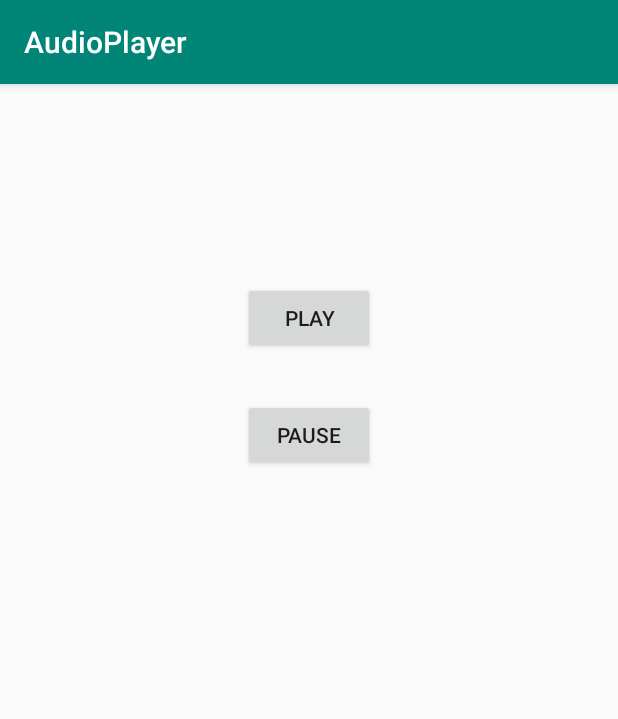
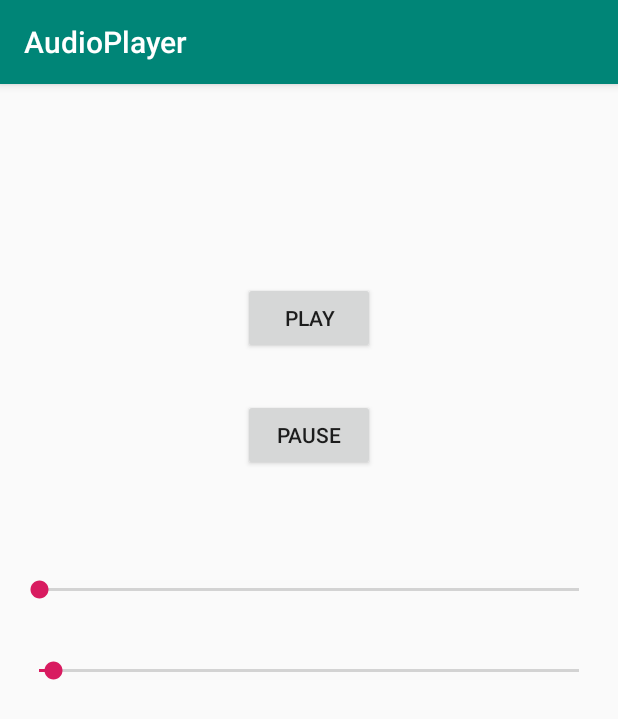
Before and after one commit to viswakodela/Android-Development, an Android app: the screen it shows after launch (MainActivity), on a phone screen of 412 x 824 dp. Shown: the top 719 px of the screen. Run offline under Robolectric (Android 15) with nearby library versions, the phone set to English and light mode, and no system bars.

Commit message:
Implemented volume seek, play, pause and change the volume and listen to the changes through seekBar in Android.

```diff
--- a/Audio Player/app/src/main/java/com/example/audioplayer/MainActivity.java
+++ b/Audio Player/app/src/main/java/com/example/audioplayer/MainActivity.java
@@ -2,16 +2,26 @@ package com.example.audioplayer;
 
 import androidx.appcompat.app.AppCompatActivity;
 
+import android.media.AudioManager;
 import android.media.MediaPlayer;
 import android.os.Bundle;
+import android.util.Log;
 import android.view.View;
+import android.widget.SeekBar;
+
+import java.util.Timer;
+import java.util.TimerTask;
 
 public class MainActivity extends AppCompatActivity {
 
     MediaPlayer mediaPlayer;
+    AudioManager audioManager;
+    Timer timer;
+
     public void playButtonTapped(View view) {
         mediaPlayer = MediaPlayer.create(this, R.raw.rain);
         mediaPlayer.start();
+
     }
 
     public  void pauseButtonTapped(View view) {
@@ -23,5 +33,66 @@ public class MainActivity extends AppCompatActivity {
         super.onCreate(savedInstanceState);
         setContentView(R.layout.activity_main);
 
+        mediaPlayer = MediaPlayer.create(this, R.raw.rain);
+        mediaPlayer.start();
+        timer = new Timer();
+
+        this.audioManager = (AudioManager) getSystemService(AUDIO_SERVICE);
+
+        int maxVolume = audioManager.getStreamMaxVolume(AudioManager.STREAM_MUSIC);
+        int currentVolume = audioManager.getStreamVolume(AudioManager.STREAM_MUSIC);
+
+        SeekBar volumeControl = (SeekBar) findViewById(R.id.voulumeSlider);
+
+        volumeControl.setMax(maxVolume);
+        volumeControl.setProgress(currentVolume);
+
+        volumeControl.setOnSeekBarChangeListener(new SeekBar.OnSeekBarChangeListener() {
+            @Override
+            public void onProgressChanged(SeekBar seekBar, int i, boolean b) {
+                Log.i("Seekbar Change", Integer.toString(i));
+                audioManager.setStreamVolume(AudioManager.STREAM_MUSIC, i, 0);
+            }
+
+            @Override
+            public void onStartTrackingTouch(SeekBar seekBar) {
+
+            }
+
+            @Override
+            public void onStopTrackingTouch(SeekBar seekBar) {
+
+            }
+        });
+
+
+
+        final SeekBar audioSeekbar = (SeekBar) findViewById(R.id.audioPlayerSeekBar);
+        audioSeekbar.setMax(mediaPlayer.getDuration());
+
+        audioSeekbar.setOnSeekBarChangeListener(new SeekBar.OnSeekBarChangeListener() {
+            @Override
+            public void onProgressChanged(SeekBar seekBar, int i, boolean b) {
+                mediaPlayer.seekTo(i);
+            }
+
+            @Override
+            public void onStartTrackingTouch(SeekBar seekBar) {
+
+            }
+
+            @Override
+            public void onStopTrackingTouch(SeekBar seekBar) {
+
+            }
+        });
+
+        timer.scheduleAtFixedRate(new TimerTask() {
+            @Override
+            public void run() {
+                audioSeekbar.setProgress(mediaPlayer.getCurrentPosition());
+            }
+        },0, 500);
+
     }
 }
--- a/Audio Player/app/src/main/res/layout/activity_main.xml
+++ b/Audio Player/app/src/main/res/layout/activity_main.xml
@@ -31,4 +31,27 @@
         app:layout_constraintEnd_toEndOf="parent"
         app:layout_constraintStart_toStartOf="parent"
         app:layout_constraintTop_toBottomOf="@+id/playButton" />
+
+    <SeekBar
+    android:id="@+id/voulumeSlider"
+    android:layout_width="0dp"
+    android:layout_height="44dp"
+    android:layout_marginStart="10dp"
+    android:layout_marginTop="57dp"
+    android:layout_marginEnd="10dp"
+    app:layout_constraintEnd_toEndOf="parent"
+    app:layout_constraintStart_toStartOf="parent"
+    app:layout_constraintTop_toBottomOf="@+id/PauseButton" />
+
+    <SeekBar
+        android:id="@+id/audioPlayerSeekBar"
+        android:layout_width="0dp"
+        android:layout_height="44dp"
+        android:layout_marginStart="10dp"
+        android:layout_marginTop="10dp"
+        android:layout_marginEnd="10dp"
+        app:layout_constraintEnd_toEndOf="parent"
+        app:layout_constraintStart_toStartOf="parent"
+        app:layout_constraintTop_toBottomOf="@+id/voulumeSlider" />
+
 </androidx.constraintlayout.widget.ConstraintLayout>
```
